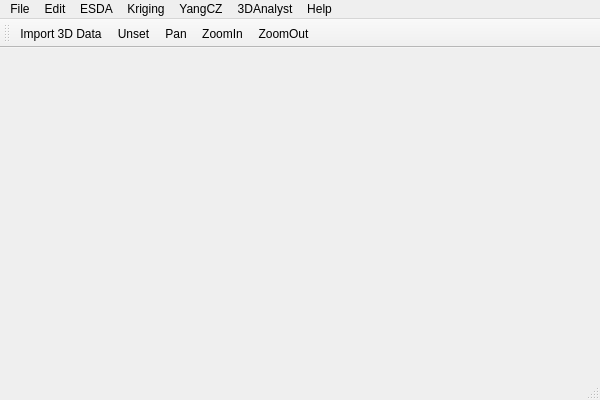
Above: YCZSoftware_VS/src/service/MainWindow3D.ui from Spiderguy-07/YCZSoftware_VS before the change. Below: the same form after it.
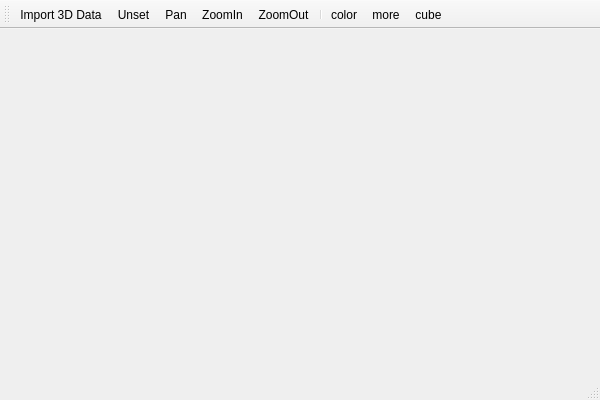
That is the form after the change. Icons and pictures are not drawn.

Diff of the .ui file:
```diff
--- a/YCZSoftware_VS/src/service/MainWindow3D.ui
+++ b/YCZSoftware_VS/src/service/MainWindow3D.ui
@@ -14,64 +14,11 @@
    <string>MainWindow3D</string>
   </property>
   <widget class="QWidget" name="centralWidget"/>
-  <widget class="QMenuBar" name="menuBar">
-   <property name="geometry">
-    <rect>
-     <x>0</x>
-     <y>0</y>
-     <width>600</width>
-     <height>26</height>
-    </rect>
-   </property>
-   <widget class="QMenu" name="menuFile3D">
-    <property name="title">
-     <string>File</string>
-    </property>
-    <addaction name="actionImport3D"/>
-   </widget>
-   <widget class="QMenu" name="menuEdit">
-    <property name="title">
-     <string>Edit</string>
-    </property>
-   </widget>
-   <widget class="QMenu" name="menuESDA">
-    <property name="title">
-     <string>ESDA</string>
-    </property>
-   </widget>
-   <widget class="QMenu" name="menuKriging">
-    <property name="title">
-     <string>Kriging</string>
-    </property>
-   </widget>
-   <widget class="QMenu" name="menuYangCZ">
-    <property name="title">
-     <string>YangCZ</string>
-    </property>
-   </widget>
-   <widget class="QMenu" name="menu3DAnalyst">
-    <property name="title">
-     <string>3DAnalyst</string>
-    </property>
-   </widget>
-   <widget class="QMenu" name="menuHelp">
-    <property name="title">
-     <string>Help</string>
-    </property>
-   </widget>
-   <addaction name="menuFile3D"/>
-   <addaction name="menuEdit"/>
-   <addaction name="menuESDA"/>
-   <addaction name="menuKriging"/>
-   <addaction name="menuYangCZ"/>
-   <addaction name="menu3DAnalyst"/>
-   <addaction name="menuHelp"/>
-  </widget>
   <widget class="QToolBar" name="mainToolBar">
    <property name="iconSize">
     <size>
-     <width>25</width>
-     <height>25</height>
+     <width>30</width>
+     <height>30</height>
     </size>
    </property>
    <attribute name="toolBarArea">
@@ -85,6 +32,10 @@
    <addaction name="actionPan"/>
    <addaction name="actionZoomIn"/>
    <addaction name="actionZoomOut"/>
+   <addaction name="separator"/>
+   <addaction name="actioncolor"/>
+   <addaction name="actionmore"/>
+   <addaction name="actioncube"/>
   </widget>
   <widget class="QStatusBar" name="statusBar"/>
   <action name="actionImport3D">
@@ -144,6 +95,33 @@
     <string>ZoomOut</string>
    </property>
   </action>
+  <action name="actioncolor">
+   <property name="icon">
+    <iconset>
+     <normaloff>D:/GIS_todo/Dev20图标 (1)/Dev20/Colors_32x32.png</normaloff>D:/GIS_todo/Dev20图标 (1)/Dev20/Colors_32x32.png</iconset>
+   </property>
+   <property name="text">
+    <string>color</string>
+   </property>
+  </action>
+  <action name="actionmore">
+   <property name="icon">
+    <iconset>
+     <normaloff>D:/GIS_todo/Dev20图标 (1)/Dev20/BlueWhiteRed_32x32.png</normaloff>D:/GIS_todo/Dev20图标 (1)/Dev20/BlueWhiteRed_32x32.png</iconset>
+   </property>
+   <property name="text">
+    <string>more</string>
+   </property>
+  </action>
+  <action name="actioncube">
+   <property name="icon">
+    <iconset>
+     <normaloff>D:/GIS_todo/Dev20图标 (1)/Dev20/3DFullStackedArea_32x32.png</normaloff>D:/GIS_todo/Dev20图标 (1)/Dev20/3DFullStackedArea_32x32.png</iconset>
+   </property>
+   <property name="text">
+    <string>cube</string>
+   </property>
+  </action>
  </widget>
  <layoutdefault spacing="6" margin="11"/>
  <resources/>
```
Left out of the diff: 10 changed lines with no effect on the pictures.
